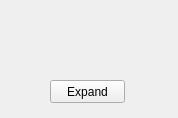
Qt form ui/mini.ui (nfoert/jadeassistant) before a commit.
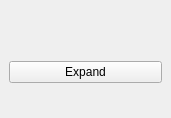
The same form after that commit. Icons and pictures are not drawn.

Diff of the .ui file:
```diff
--- a/ui/mini.ui
+++ b/ui/mini.ui
@@ -6,10 +6,22 @@
    <rect>
     <x>0</x>
     <y>0</y>
-    <width>178</width>
+    <width>171</width>
     <height>118</height>
    </rect>
   </property>
+  <property name="minimumSize">
+   <size>
+    <width>171</width>
+    <height>118</height>
+   </size>
+  </property>
+  <property name="maximumSize">
+   <size>
+    <width>171</width>
+    <height>118</height>
+   </size>
+  </property>
   <property name="contextMenuPolicy">
    <enum>Qt::DefaultContextMenu</enum>
   </property>
@@ -23,15 +35,29 @@
   <property name="windowOpacity">
    <double>0.500000000000000</double>
   </property>
+  <property name="styleSheet">
+   <string notr="true">QMainWindow {
+	border-image: url(:/images/assets/background.png) 0 0 0 0 stretch stretch;
+}
+</string>
+  </property>
   <widget class="QWidget" name="centralwidget">
+   <layout class="QGridLayout" name="gridLayout">
+    <item row="0" column="0">
+     <layout class="QVBoxLayout" name="verticalLayout">
+      <item alignment="Qt::AlignHCenter">
    <widget class="QLabel" name="label">
-    <property name="geometry">
-     <rect>
-      <x>40</x>
-      <y>10</y>
-      <width>91</width>
-      <height>61</height>
-     </rect>
+        <property name="minimumSize">
+         <size>
+          <width>0</width>
+          <height>0</height>
+         </size>
+        </property>
+        <property name="maximumSize">
+         <size>
+          <width>120</width>
+          <height>20</height>
+         </size>
     </property>
     <property name="text">
      <string/>
@@ -43,19 +69,17 @@
      <bool>true</bool>
     </property>
    </widget>
+      </item>
+      <item>
    <widget class="QPushButton" name="expand">
-    <property name="geometry">
-     <rect>
-      <x>50</x>
-      <y>80</y>
-      <width>75</width>
-      <height>23</height>
-     </rect>
-    </property>
     <property name="text">
      <string>Expand</string>
     </property>
    </widget>
+      </item>
+     </layout>
+    </item>
+   </layout>
   </widget>
  </widget>
  <resources>
```
Lines whose indentation alone changed are shown as unchanged.
